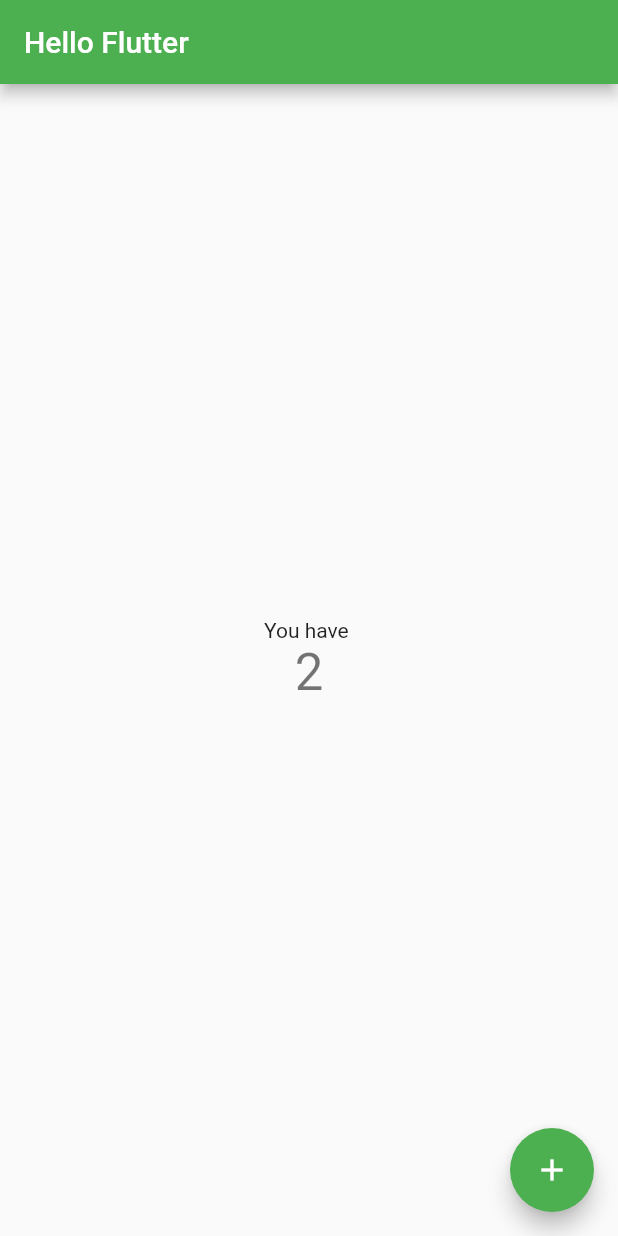
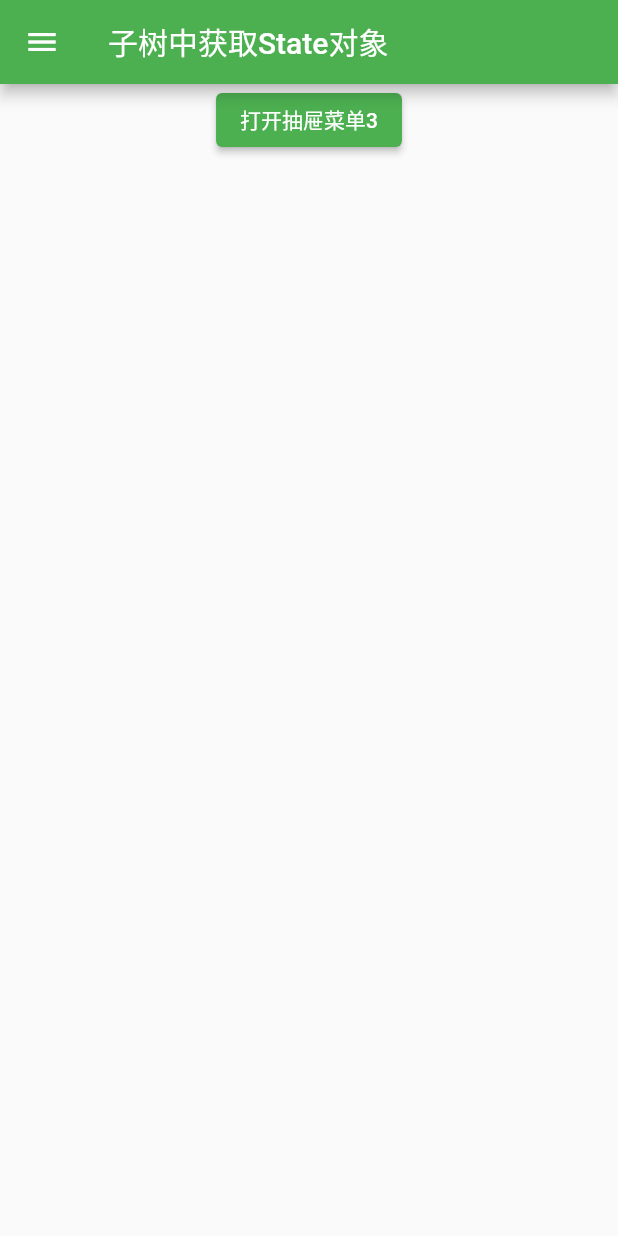
Before and after one commit to YSMooxx/hello, a Flutter app: the screen it shows after launch, after a tap on the "add" icon, on a phone screen of 412 x 824 dp. Run offline on Flutter 3.47's test engine with Material 2 defaults, Android fonts, the phone set to English and light mode, and no system bars.

Commit message:
states生命周期

```diff
--- a/lib/main.dart
+++ b/lib/main.dart
@@ -1,4 +1,7 @@
+// ignore_for_file: avoid_print
+
 import 'package:flutter/material.dart';
+import 'package:hello/%E7%AC%AC%E4%B8%80%E4%B8%AAFlutter%E5%BA%94%E7%94%A8/2.2%20Widget/2.2.5%20%E5%9C%A8%20widget%20%E6%A0%91%E4%B8%AD%E8%8E%B7%E5%8F%96State%E5%AF%B9%E8%B1%A1.dart';
 
 void main() {
   runApp(const MyApp1());
@@ -25,7 +28,7 @@ class MyApp1 extends StatelessWidget {
         // is not restarted.
         primarySwatch: Colors.green,
       ),
-      home: const MyHomePage(title: 'Hello Flutter'),
+      home: const MyHomePage(title: "hello"),
     );
   }
 }
@@ -51,10 +54,7 @@ class MyHomePage extends StatefulWidget {
 class _MyHomePageState extends State<MyHomePage> {
   int _counter1 = 0;
 
-  printInteger(int aNumber) {
-
-    _counter1++;
-  }
+  // ignore: unused_element
   void _incrementCounter() {
     setState(() {
       // This call to setState tells the Flutter framework that something has
@@ -63,10 +63,9 @@ class _MyHomePageState extends State<MyHomePage> {
       // _counter without calling setState(), then the build method would not be
       // called again, and so nothing would appear to happen.
       _counter1++;
-      // printInteger(_counter1);
-      printInteger(_counter1);
     });
   }
+
 
   @override
   Widget build(BuildContext context) {
@@ -113,10 +112,29 @@ class _MyHomePageState extends State<MyHomePage> {
         ),
       ),
       floatingActionButton: FloatingActionButton(
-        onPressed: _incrementCounter,
+        onPressed: () {
+          Navigator.push(
+            context,
+            // MaterialPageRoute(builder: (context) => Echo(text: "nextFlutter")),
+            // ignore: prefer_const_constructors
+            MaterialPageRoute(builder: (context) =>  GetStateObjectRoute()),
+          );
+        },
         tooltip: 'Increment',
         child: const Icon(Icons.add),
       ), // This trailing comma makes auto-formatting nicer for build methods.
     );
   }
+
+  @override
+  void deactivate() {
+    super.deactivate();
+    print("deactivate");
+  }
+
+  @override
+  void dispose() {
+    super.dispose();
+    print("dispose");
+  }
 }
--- /dev/null
+++ b/lib/第一个Flutter应用/2.2 Widget/2.2.5 在 widget 树中获取State对象.dart
@@ -0,0 +1,83 @@
+// ignore_for_file: avoid_print
+
+import 'package:flutter/material.dart';
+
+class GetStateObjectRoute extends StatefulWidget {
+  const GetStateObjectRoute({Key? key}) : super(key: key);
+
+  @override
+  State<GetStateObjectRoute> createState() => _GetStateObjectRouteState();
+}
+
+class _GetStateObjectRouteState extends State<GetStateObjectRoute> {
+
+  // ignore: prefer_final_fields
+  static GlobalKey<ScaffoldState> _globalKey= GlobalKey();
+
+  @override
+  Widget build(BuildContext context) {
+    return Scaffold(
+      key: _globalKey,
+      appBar: AppBar(
+        // ignore: prefer_const_constructors
+        title: Text("子树中获取State对象"),
+      ),
+      body: Center(
+        child: Column(
+          children: [
+            Builder(builder: (context) {
+              /*打开抽屉菜单1
+              return ElevatedButton(
+                onPressed: () {
+                  // 查找父级最近的Scaffold对应的ScaffoldState对象
+                  ScaffoldState state = context.findAncestorStateOfType<ScaffoldState>()!;
+                  // 打开抽屉菜单
+                  state.openDrawer();
+                },
+                // ignore: prefer_const_constructors
+                child: Text('打开抽屉菜单1'),
+              )
+              */
+              /*打开抽屉菜单2
+              return ElevatedButton(
+                onPressed: () {
+                  // 直接通过of静态方法来获取ScaffoldState
+                  ScaffoldState state=Scaffold.of(context);
+                  // 打开抽屉菜单
+                  state.openDrawer();
+                },
+                // ignore: prefer_const_constructors
+                child: Text('打开抽屉菜单2'),
+              );
+              */
+              /*显示SnackBar
+              return ElevatedButton(
+                onPressed: () {
+                    ScaffoldMessenger.of(context).showSnackBar(
+                    // ignore: prefer_const_constructors
+                    SnackBar(content: Text("我是SnackBar")),
+                  );
+                },
+                // ignore: prefer_const_constructors
+                child: Text('显示SnackBar'),
+              );
+              */
+              //GlobalKey
+              //注意：使用 GlobalKey 开销较大，如果有其他可选方案，应尽量避免使用它。另外，同一个 GlobalKey 在整个 widget 树中必须是唯一的，不能重复。
+              return ElevatedButton (
+                onPressed: (){
+                  _globalKey.currentState!.openDrawer();
+                },
+                // ignore: prefer_const_constructors
+                child: Text('打开抽屉菜单3'),
+
+              );
+            }),
+          ],
+        ),
+      ),
+      // ignore: prefer_const_constructors
+      drawer: Drawer(),
+    );
+  }
+}
```
Also changed, not shown: lib/第一个Flutter应用/2.2 Widget/2.2.2 Flutter的四棵树.dart (+7 -0 lines), lib/第一个Flutter应用/2.2 Widget/2.2.3 StatelessWidget、StatefulWidget.dart (added, +170 -0 lines), lib/第一个Flutter应用/2.2 Widget/2.2.4 State生命周期.dart (added, +83 -0 lines).
